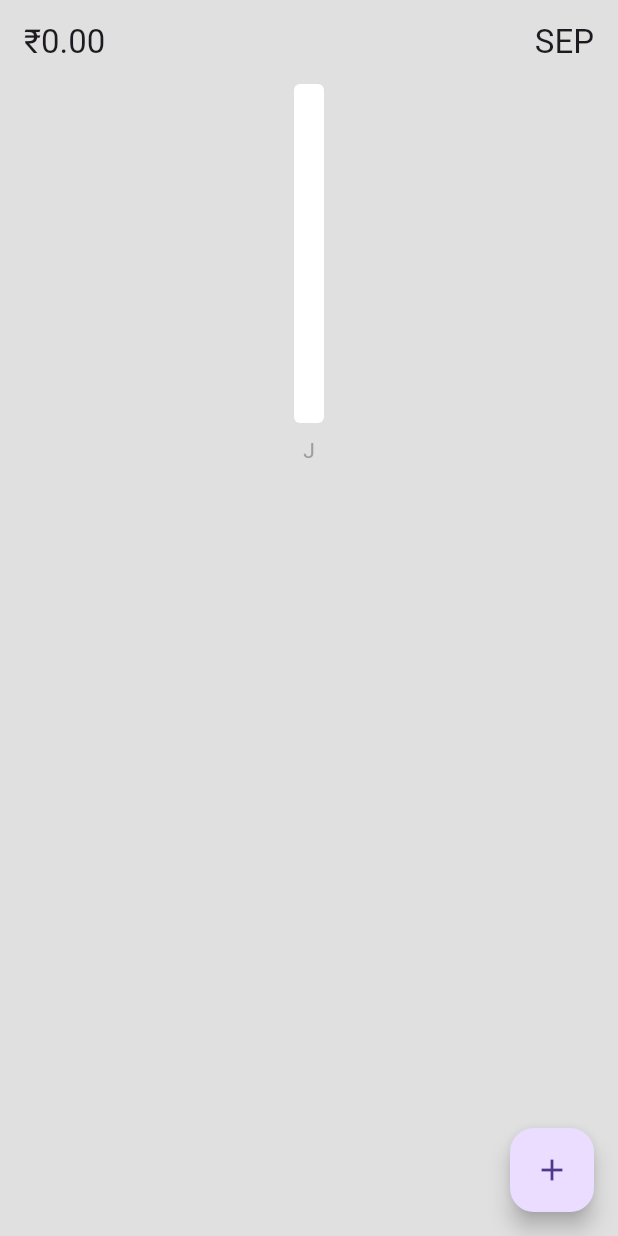
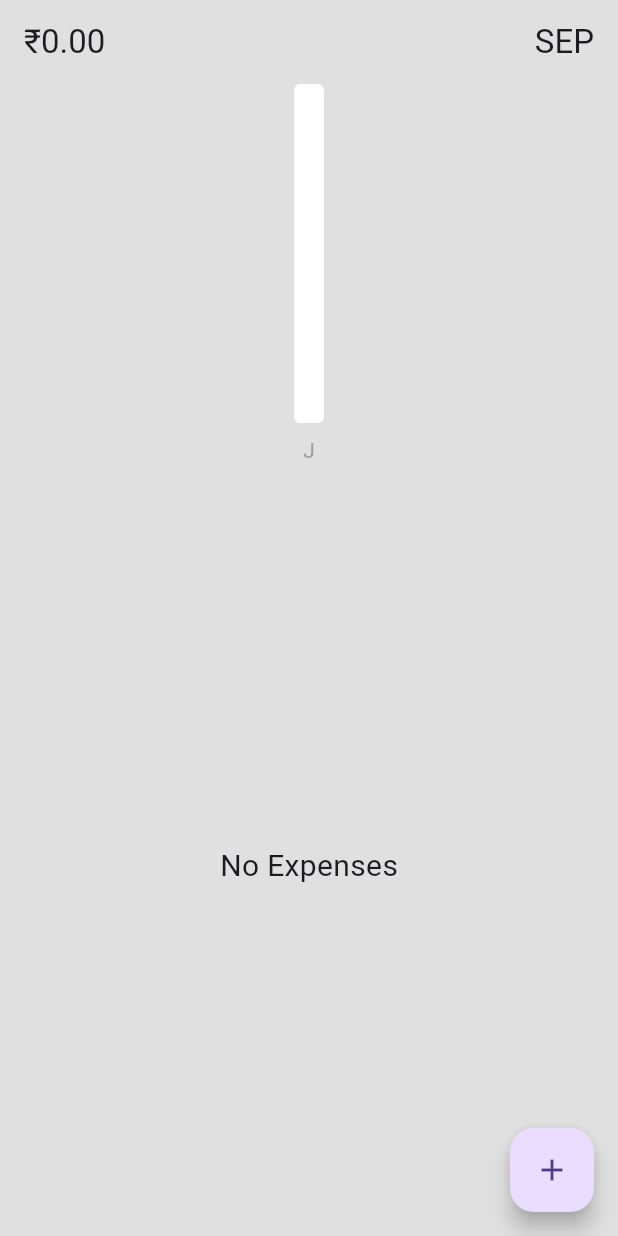
Before and after one commit to iPriyanshu19/CodeClauseInternship_Expense-tracker, a Flutter app: the screen it shows after launch, on a phone screen of 412 x 824 dp. Run offline on Flutter 3.47's test engine with Material 3 defaults, Android fonts, the phone set to English and light mode, and no system bars; drawn by our look-alikes of fl_chart; our stand-ins replace flutter_slidable, isar; accounts and stored records are empty; generated files the repository leaves out were written again.

Commit message:
fix no expense screen

```diff
--- a/lib/bar graph/bar_graph.dart
+++ b/lib/bar graph/bar_graph.dart
@@ -58,6 +58,13 @@ class _MyBarGraphState extends State<MyBarGraph> {
     initializeBarData();
     double barWidth = 20;
     double spaceBetweenBars = 15;
+
+    // Check if the monthlySummary is empty
+    if (widget.monthlySummary.isEmpty) {
+      return const Center(
+          child: Text('No Data Available', style: TextStyle(fontSize: 20)));
+    }
+
     return SingleChildScrollView(
       scrollDirection: Axis.horizontal,
       controller: _scrollController,
@@ -82,9 +89,10 @@ class _MyBarGraphState extends State<MyBarGraph> {
                     AxisTitles(sideTitles: SideTitles(showTitles: false)),
                 bottomTitles: AxisTitles(
                   sideTitles: SideTitles(
-                      showTitles: true,
-                      getTitlesWidget: getBottomTitles,
-                      reservedSize: 24),
+                    showTitles: true,
+                    getTitlesWidget: getBottomTitles,
+                    reservedSize: 24,
+                  ),
                 ),
               ),
               barGroups: barData
--- a/lib/pages/home_page.dart
+++ b/lib/pages/home_page.dart
@@ -184,7 +184,11 @@ class _MyHomePageState extends State<MyHomePage> {
                   height: 25,
                 ),
                 Expanded(
-                  child: ListView.builder(
+                  child: currentMonthExpenses.isEmpty
+                      ? const Center(
+                          child: Text('No Expenses',
+                              style: TextStyle(fontSize: 20)))
+                      : ListView.builder(
                           itemCount: currentMonthExpenses.length,
                           itemBuilder: (context, index) {
                             int reversedIndex =
```
Lines whose indentation alone changed are shown as unchanged.
